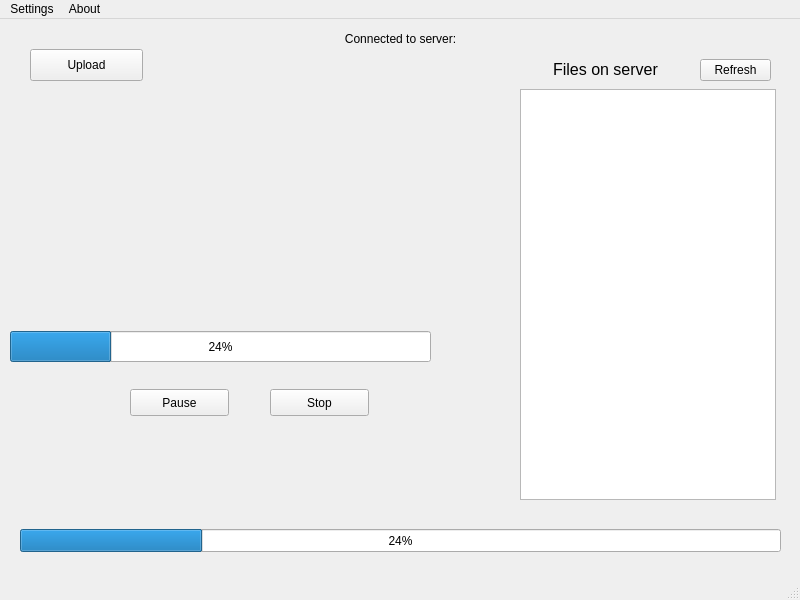
First picture: the form in Client/connectedwindow.ui, repository avikantz/DankFTPClient, before the edit.
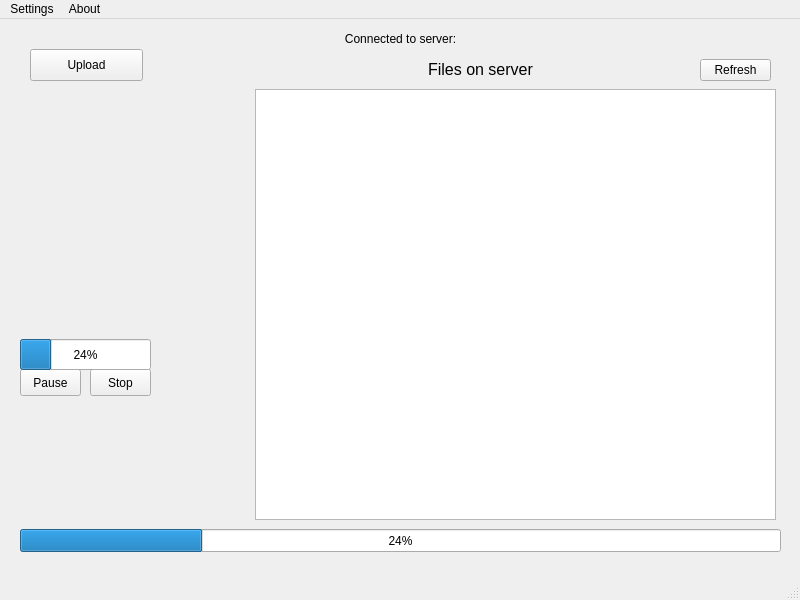
Second picture: the form after the edit.

Diff of the .ui file:
```diff
--- a/Client/connectedwindow.ui
+++ b/Client/connectedwindow.ui
@@ -17,10 +17,10 @@
    <widget class="QListView" name="listView">
     <property name="geometry">
      <rect>
-      <x>520</x>
+      <x>255</x>
       <y>70</y>
-      <width>256</width>
-      <height>411</height>
+      <width>521</width>
+      <height>431</height>
      </rect>
     </property>
    </widget>
@@ -43,9 +43,9 @@
    <widget class="QLabel" name="label_2">
     <property name="geometry">
      <rect>
-      <x>510</x>
+      <x>260</x>
       <y>40</y>
-      <width>191</width>
+      <width>441</width>
       <height>20</height>
      </rect>
     </property>
@@ -96,9 +96,9 @@
    <widget class="QPushButton" name="pauseButton">
     <property name="geometry">
      <rect>
-      <x>130</x>
-      <y>370</y>
-      <width>99</width>
+      <x>20</x>
+      <y>350</y>
+      <width>61</width>
       <height>27</height>
      </rect>
     </property>
@@ -109,9 +109,9 @@
    <widget class="QPushButton" name="stopButton">
     <property name="geometry">
      <rect>
-      <x>270</x>
-      <y>370</y>
-      <width>99</width>
+      <x>90</x>
+      <y>350</y>
+      <width>61</width>
       <height>27</height>
      </rect>
     </property>
@@ -157,9 +157,9 @@
    <widget class="QProgressBar" name="playedProgress">
     <property name="geometry">
      <rect>
-      <x>10</x>
-      <y>312</y>
-      <width>421</width>
+      <x>20</x>
+      <y>320</y>
+      <width>131</width>
       <height>31</height>
      </rect>
     </property>
```
